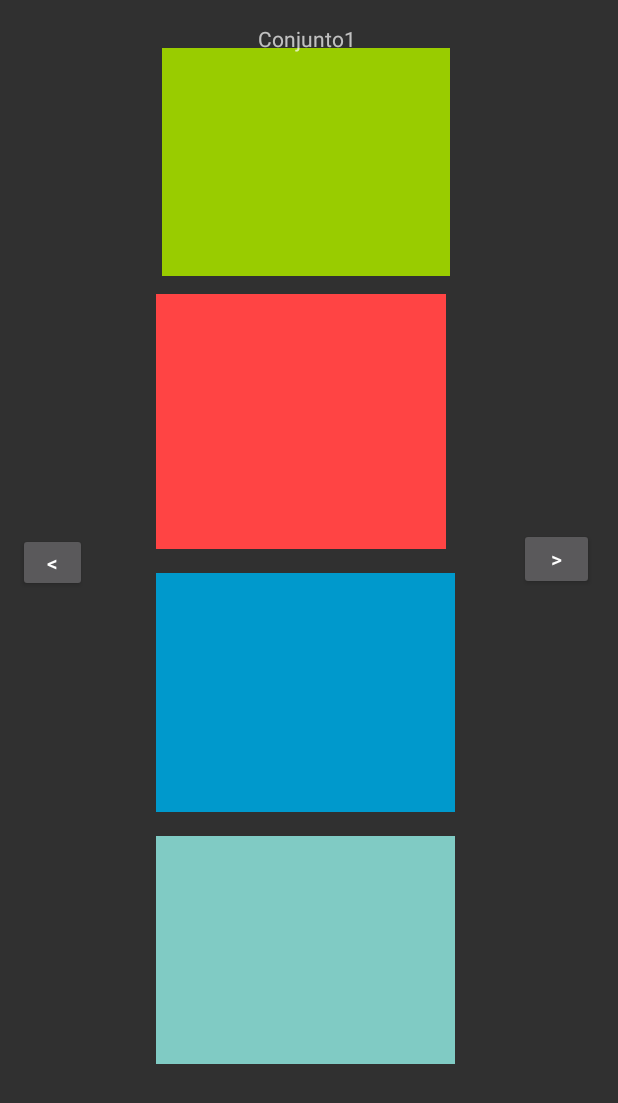
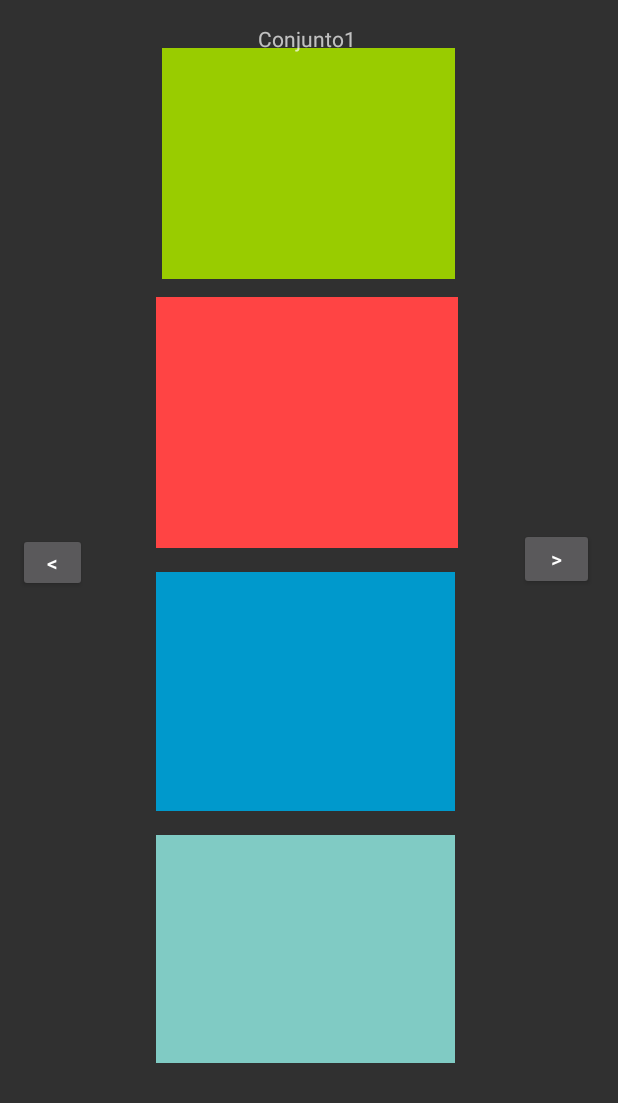
Before and after one commit to Chac092/VirtualStyles, an Android app: the Activity_Conjuntos screen opened directly, with no data from a screen before it, on a phone screen of 412 x 824 dp. Shown: the top 1103 px of the screen. Run offline under Robolectric (Android 15) with nearby library versions, the phone set to English and light mode, and no system bars.

Commit message:
Mejora de los conjuntos

```diff
--- a/app/src/main/res/layout/activity_conjuntos.xml
+++ b/app/src/main/res/layout/activity_conjuntos.xml
@@ -8,8 +8,8 @@
 
     <ImageView
         android:id="@+id/imageView5"
-        android:layout_width="193dp"
-        android:layout_height="170dp"
+        android:layout_width="201dp"
+        android:layout_height="167dp"
         android:layout_marginStart="104dp"
         android:layout_marginTop="12dp"
         android:contentDescription="@string/Mensajededescripcion"
@@ -19,8 +19,8 @@
 
     <ImageView
         android:id="@+id/imageView6"
-        android:layout_width="192dp"
-        android:layout_height="152dp"
+        android:layout_width="195dp"
+        android:layout_height="154dp"
         android:layout_marginStart="108dp"
         android:layout_marginTop="32dp"
         android:contentDescription="@string/Mensajededescripcion"
```
